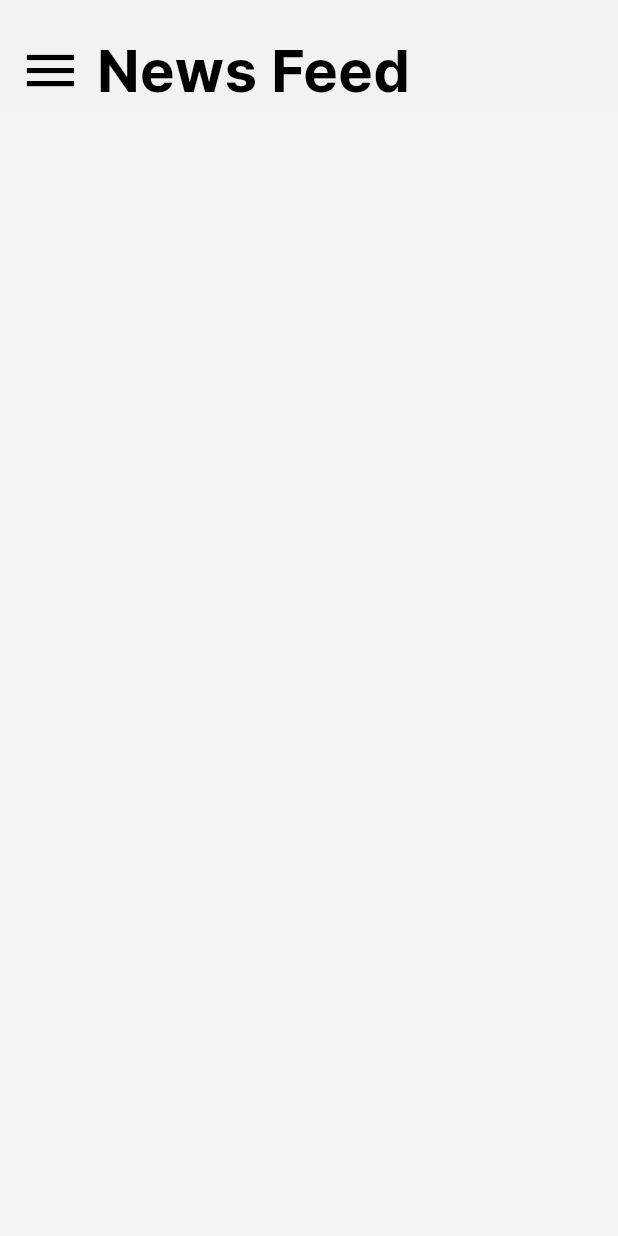
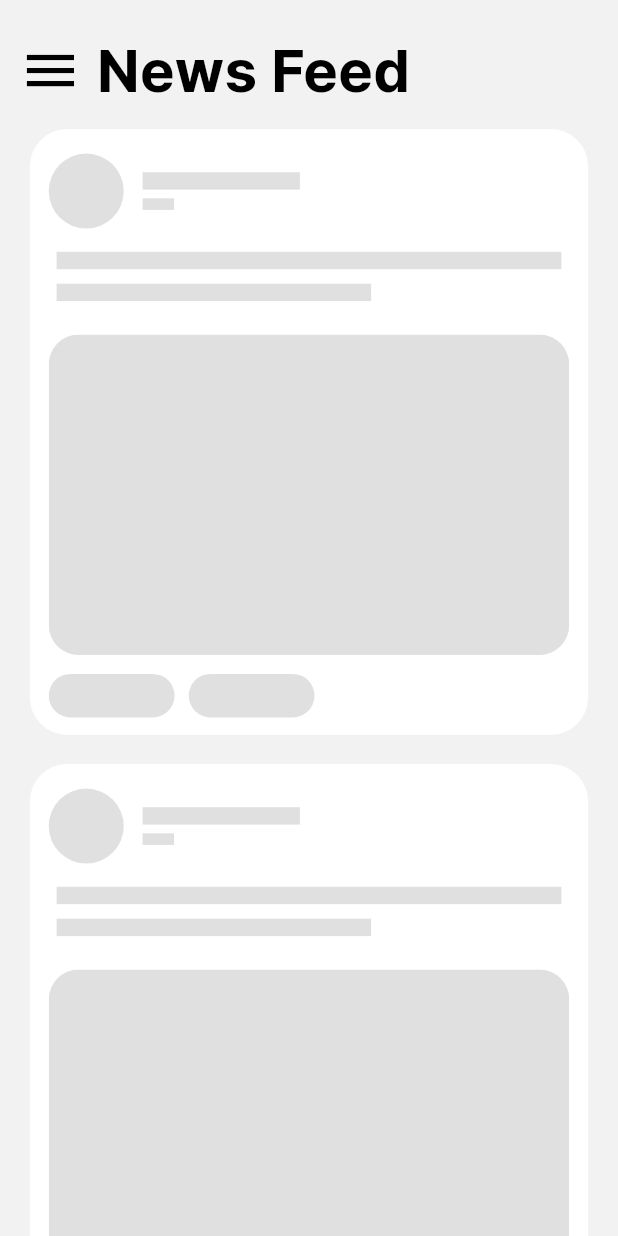
Before and after one commit to rizwanali494/hive_mobile_app, a Flutter app: the NewsFeedScreen widget shown alone on an empty page, opened directly, on a phone screen of 412 x 824 dp. Run offline on Flutter 3.47's test engine with Material 2 defaults, Android fonts, the phone set to English and light mode, and no system bars; drawn by our look-alikes of flutter_animate; our stand-ins replace badges, flutter_screenutil, flutter_svg, get_it, go_router, google_sign_in and 2 more; network calls fail; project files that could hold a hidden picture were left out.

Commit message:
added shimmer effect

```diff
--- a/lib/app/view/widgets/news_feed_widget.dart
+++ b/lib/app/view/widgets/news_feed_widget.dart
@@ -21,11 +21,8 @@ class NewsFeedWidget extends StatelessWidget {
 
   @override
   Widget build(BuildContext context) {
-    datesInMonth();
     final styles = Theme.of(context).extension<AppTheme>()!;
-
     var selected = "1";
-
     return Container(
       padding: EdgeInsets.symmetric(
           horizontal: horizontalPadding?.w ?? 12.w, vertical: 12.h),
@@ -137,11 +134,4 @@ class NewsFeedWidget extends StatelessWidget {
   }
 }
 
-void datesInMonth() {
-  final daysCount = DateUtils.getDaysInMonth(2024, DateTime.february);
-  List<String> monthNames = DateFormat.MMMM().dateSymbols.MONTHS;
-  debugPrint(monthNames.toString());
-  debugPrint(daysCount.toString());
-}
-
 const _user = MockNewsFeedModel.user;
--- /dev/null
+++ b/lib/app/view/widgets/shimmers/post_shimmer_widget.dart
@@ -0,0 +1,129 @@
+import 'package:flutter/material.dart';
+import 'package:flutter_animate/flutter_animate.dart';
+import 'package:flutter_screenutil/flutter_screenutil.dart';
+import 'package:hive_mobile/app/enums/post_type_enum.dart';
+import 'package:hive_mobile/app/resources/app_theme.dart';
+
+class PostShimmerWidget extends StatelessWidget {
+  final PostType type;
+  final double? horizontalPadding;
+
+  const PostShimmerWidget({
+    super.key,
+    required this.type,
+    this.horizontalPadding,
+  });
+
+  @override
+  Widget build(BuildContext context) {
+    final styles = Theme.of(context).extension<AppTheme>()!;
+    var selected = "1";
+    return Container(
+      padding: EdgeInsets.symmetric(
+          horizontal: horizontalPadding?.w ?? 12.w, vertical: 12.h),
+      decoration: BoxDecoration(
+        color: styles.white,
+        borderRadius: BorderRadius.circular(25),
+      ),
+      margin: EdgeInsets.symmetric(horizontal: 19.w),
+      child: Column(
+        crossAxisAlignment: CrossAxisAlignment.start,
+        mainAxisSize: MainAxisSize.min,
+        children: [
+          5.verticalSpace,
+          Row(
+            children: [
+              CircleAvatar(
+                radius: 25,
+                backgroundColor:
+                    buildGrey(), // Customize the avatar background color
+              ),
+              12.horizontalSpace,
+              Column(
+                crossAxisAlignment: CrossAxisAlignment.start,
+                children: [
+                  Container(
+                    width: 100.w, // Customize the width of the name container
+                    height: 12.h, // Customize the height of the name container
+                    color: buildGrey(), // Customize the container color
+                  ),
+                  SizedBox(height: 6.h),
+                  Container(
+                    width: 20.w, // Customize the width of the time container
+                    height: 8.h, // Customize the height of the time container
+                    color: buildGrey(), // Customize the container color
+                  ),
+                ],
+              ),
+            ],
+          ),
+          16.verticalSpace,
+          Padding(
+            padding: EdgeInsets.symmetric(horizontal: 5.w),
+            child: Column(
+              crossAxisAlignment: CrossAxisAlignment.start,
+              children: [
+                Container(
+                  width: double.infinity,
+                  height: 12.h,
+                  color: buildGrey(), // Customize the container color
+                ),
+                10.verticalSpace,
+                Container(
+                  width: 200.w,
+                  height: 12.h,
+                  color: buildGrey(), // Customize the container color
+                ),
+              ],
+            ),
+          ),
+          Padding(
+            padding: EdgeInsets.only(top: 23.h, bottom: 13.h),
+            child: ClipRRect(
+              borderRadius: BorderRadius.circular(20),
+              child: Container(
+                width: 333.w,
+                height: 221.h,
+                color: buildGrey(),
+              ),
+            ),
+          ),
+          Row(
+            children: [
+              const RoundContainerShimmer(),
+              9.horizontalSpace,
+              const RoundContainerShimmer(),
+            ],
+          ),
+        ],
+      ),
+    )
+        .animate(
+          onComplete: (controller) => controller.repeat(),
+        )
+        .shimmer(
+          color: Colors.grey.shade200,
+          duration: const Duration(seconds: 2),
+        );
+  }
+
+  Color buildGrey() => Colors.grey.shade300;
+}
+
+class RoundContainerShimmer extends StatelessWidget {
+  const RoundContainerShimmer({
+    super.key,
+  });
+
+  @override
+  Widget build(BuildContext context) {
+    return Container(
+      width: 80.w,
+      decoration: BoxDecoration(
+        color: Colors.grey.shade300,
+        borderRadius: BorderRadius.circular(28),
+      ),
+      height: 30.h,
+    );
+  }
+}
--- a/lib/features/news_feed/screens/news_feed_screen.dart
+++ b/lib/features/news_feed/screens/news_feed_screen.dart
@@ -5,7 +5,10 @@ import 'package:hive_mobile/app/resources/app_strings.dart';
 import 'package:hive_mobile/app/resources/app_theme.dart';
 import 'package:hive_mobile/app/view/widgets/news_feed_widget.dart';
 import 'package:hive_mobile/app/view/widgets/app_bar_widget.dart';
+import 'package:hive_mobile/app/view/widgets/shimmers/post_shimmer_widget.dart';
 import 'package:hive_mobile/app/view/widgets/shimmers/shimmer_container.dart';
+import 'package:hive_mobile/features/news_feed/view_models/news_feed_vm.dart';
+import 'package:provider/provider.dart';
 
 class NewsFeedScreen extends StatefulWidget {
   const NewsFeedScreen({Key? key}) : super(key: key);
@@ -23,7 +26,11 @@ class _NewsFeedScreenState extends State<NewsFeedScreen> {
   @override
   Widget build(BuildContext context) {
     final styles = Theme.of(context).extension<AppTheme>()!;
-    return DecoratedBox(
+    return ChangeNotifierProvider(
+      create: (BuildContext context) {
+        return NewsFeedVM();
+      },
+      child: DecoratedBox(
         decoration: BoxDecoration(
           color: styles.smokeWhite,
         ),
@@ -35,8 +42,27 @@ class _NewsFeedScreenState extends State<NewsFeedScreen> {
               title: AppStrings.newsFeed,
               titleStyle: styles.inter40w700,
             ),
-          if (false)
-            Expanded(
+            Consumer<NewsFeedVM>(
+              builder: (BuildContext context, provider, Widget? child) {
+                if (provider.isLoading) {
+                  return Expanded(
+                    child: ListView.separated(
+                      padding: EdgeInsets.symmetric(
+                        vertical: 12.h,
+                      ),
+                      itemBuilder: (context, index) {
+                        return PostShimmerWidget(
+                          type: PostType.image,
+                        );
+                      },
+                      separatorBuilder: (context, index) {
+                        return 20.verticalSpace;
+                      },
+                      itemCount: 7,
+                    ),
+                  );
+                }
+                return Expanded(
                   child: ListView.separated(
                       padding: EdgeInsets.symmetric(
                         vertical: 12.h,
@@ -48,7 +74,9 @@ class _NewsFeedScreenState extends State<NewsFeedScreen> {
                               context: context,
                               builder: (context) => Dialog(
                                 child: NewsFeedWidget(
-                              type: index.isEven ? PostType.image : PostType.poll,
+                                  type: index.isEven
+                                      ? PostType.image
+                                      : PostType.poll,
                                   horizontalPadding: 0,
                                 ),
                               ),
@@ -63,10 +91,40 @@ class _NewsFeedScreenState extends State<NewsFeedScreen> {
                         return 20.verticalSpace;
                       },
                       itemCount: 12),
-            )
-          else
-            Expanded(child: ShimmerContainer(withShadow: false))
+                );
+              },
+            ),
+
+            // Expanded(
+            //   child: ListView.separated(
+            //       padding: EdgeInsets.symmetric(
+            //         vertical: 12.h,
+            //       ),
+            //       itemBuilder: (context, index) {
+            //         return GestureDetector(
+            //           onTap: () {
+            //             showDialog(
+            //               context: context,
+            //               builder: (context) => Dialog(
+            //                 child: NewsFeedWidget(
+            //                   type: index.isEven ? PostType.image : PostType.poll,
+            //                   horizontalPadding: 0,
+            //                 ),
+            //               ),
+            //             );
+            //           },
+            //           child: NewsFeedWidget(
+            //             type: index.isEven ? PostType.image : PostType.poll,
+            //           ),
+            //         );
+            //       },
+            //       separatorBuilder: (context, index) {
+            //         return 20.verticalSpace;
+            //       },
+            //       itemCount: 12),
+            // )
           ],
+        ),
       ),
     );
   }
--- a/lib/features/news_feed/view_models/news_feed_vm.dart
+++ b/lib/features/news_feed/view_models/news_feed_vm.dart
@@ -1,3 +1,21 @@
 import 'package:flutter/cupertino.dart';
 
-class NewsFeedVM extends ChangeNotifier {}
+class NewsFeedVM extends ChangeNotifier {
+  bool _isLoading = true;
+
+  NewsFeedVM() {
+    getNewsFeed();
+  }
+
+  void toggleLoading() {
+    _isLoading = !_isLoading;
+  }
+
+  bool get isLoading => _isLoading;
+
+  Future<void> getNewsFeed() async {
+    await Future.delayed(Duration(seconds: 3));
+    toggleLoading();
+    notifyListeners();
+  }
+}
```
Also changed, not shown: lib/app/view/widgets/shimmers/shimmer_container.dart (+8 -2 lines). Lines whose indentation alone changed are shown as unchanged.
